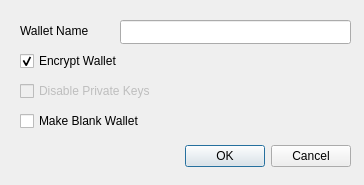
Before: the Qt Designer form src/qt/forms/createwalletdialog.ui in Runebase/runebase, drawn with Qt 5.
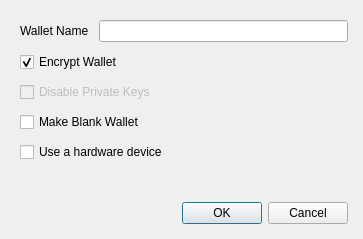
After: the same form once the commit is applied.

```diff
--- a/src/qt/forms/createwalletdialog.ui
+++ b/src/qt/forms/createwalletdialog.ui
@@ -6,61 +6,51 @@
    <rect>
     <x>0</x>
     <y>0</y>
-    <width>364</width>
-    <height>185</height>
+    <width>363</width>
+    <height>239</height>
    </rect>
   </property>
+  <property name="sizePolicy">
+   <sizepolicy hsizetype="Preferred" vsizetype="Preferred">
+    <horstretch>0</horstretch>
+    <verstretch>0</verstretch>
+   </sizepolicy>
+  </property>
   <property name="windowTitle">
    <string>Create Wallet</string>
   </property>
-  <widget class="QDialogButtonBox" name="buttonBox">
-   <property name="geometry">
-    <rect>
-     <x>10</x>
-     <y>140</y>
-     <width>341</width>
-     <height>32</height>
-    </rect>
+  <layout class="QVBoxLayout" name="verticalLayout">
+   <property name="spacing">
+    <number>10</number>
    </property>
-   <property name="orientation">
-    <enum>Qt::Horizontal</enum>
+   <property name="leftMargin">
+    <number>20</number>
    </property>
-   <property name="standardButtons">
-    <set>QDialogButtonBox::Cancel|QDialogButtonBox::Ok</set>
+   <property name="topMargin">
+    <number>20</number>
    </property>
-  </widget>
-  <widget class="QLineEdit" name="wallet_name_line_edit">
-   <property name="geometry">
-    <rect>
-     <x>120</x>
-     <y>20</y>
-     <width>231</width>
-     <height>24</height>
-    </rect>
+   <property name="rightMargin">
+    <number>15</number>
    </property>
-  </widget>
+   <property name="bottomMargin">
+    <number>15</number>
+   </property>
+   <item>
+    <layout class="QHBoxLayout" name="horizontalLayout">
+     <item>
   <widget class="QLabel" name="label">
-   <property name="geometry">
-    <rect>
-     <x>20</x>
-     <y>20</y>
-     <width>101</width>
-     <height>21</height>
-    </rect>
-   </property>
    <property name="text">
     <string>Wallet Name</string>
    </property>
   </widget>
+     </item>
+     <item>
+      <widget class="QLineEdit" name="wallet_name_line_edit"/>
+     </item>
+    </layout>
+   </item>
+   <item>
   <widget class="QCheckBox" name="encrypt_wallet_checkbox">
-   <property name="geometry">
-    <rect>
-     <x>20</x>
-     <y>50</y>
-     <width>171</width>
-     <height>22</height>
-    </rect>
-   </property>
    <property name="toolTip">
     <string>Encrypt the wallet. The wallet will be encrypted with a passphrase of your choice.</string>
    </property>
@@ -71,18 +61,12 @@
     <bool>true</bool>
    </property>
   </widget>
+   </item>
+   <item>
   <widget class="QCheckBox" name="disable_privkeys_checkbox">
    <property name="enabled">
     <bool>false</bool>
    </property>
-   <property name="geometry">
-    <rect>
-     <x>20</x>
-     <y>80</y>
-     <width>171</width>
-     <height>22</height>
-    </rect>
-   </property>
    <property name="toolTip">
     <string>Disable private keys for this wallet. Wallets with private keys disabled will have no private keys and cannot have an HD seed or imported private keys. This is ideal for watch-only wallets.</string>
    </property>
@@ -90,15 +74,9 @@
     <string>Disable Private Keys</string>
    </property>
   </widget>
+   </item>
+   <item>
   <widget class="QCheckBox" name="blank_wallet_checkbox">
-   <property name="geometry">
-    <rect>
-     <x>20</x>
-     <y>110</y>
-     <width>171</width>
-     <height>22</height>
-    </rect>
-   </property>
    <property name="toolTip">
     <string>Make a blank wallet. Blank wallets do not initially have private keys or scripts. Private keys and addresses can be imported, or an HD seed can be set, at a later time.</string>
    </property>
@@ -106,6 +84,47 @@
     <string>Make Blank Wallet</string>
    </property>
   </widget>
+   </item>
+   <item>
+    <widget class="QCheckBox" name="hardware_wallet_checkbox">
+     <property name="toolTip">
+      <string>Make a blank wallet. Blank wallets do not initially have private keys or scripts. Private keys and addresses can be imported, or an HD seed can be set, at a later time.</string>
+     </property>
+     <property name="text">
+      <string>Use a hardware device</string>
+     </property>
+    </widget>
+   </item>
+   <item>
+    <spacer name="verticalSpacer">
+     <property name="orientation">
+      <enum>Qt::Vertical</enum>
+     </property>
+     <property name="sizeHint" stdset="0">
+      <size>
+       <width>20</width>
+       <height>0</height>
+      </size>
+     </property>
+    </spacer>
+   </item>
+   <item>
+    <widget class="QDialogButtonBox" name="buttonBox">
+     <property name="sizePolicy">
+      <sizepolicy hsizetype="Expanding" vsizetype="Preferred">
+       <horstretch>0</horstretch>
+       <verstretch>0</verstretch>
+      </sizepolicy>
+     </property>
+     <property name="orientation">
+      <enum>Qt::Horizontal</enum>
+     </property>
+     <property name="standardButtons">
+      <set>QDialogButtonBox::Cancel|QDialogButtonBox::Ok</set>
+     </property>
+    </widget>
+   </item>
+  </layout>
  </widget>
  <tabstops>
   <tabstop>wallet_name_line_edit</tabstop>
```
Lines whose indentation alone changed are shown as unchanged.
